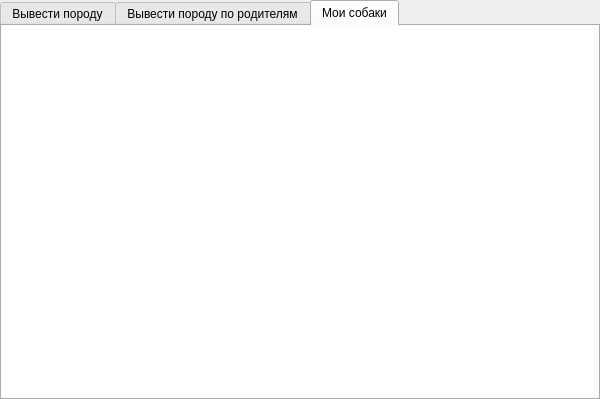
This is ui.ui in Arsenii22/EvoDog as Qt 5 draws it before an edit. The edited form follows.
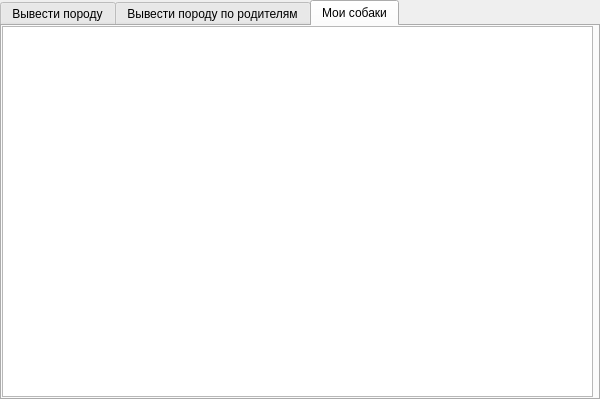
This is the edited form. The open tabs and pages were chosen to show the change. Icons and pictures are not drawn.

The edit to the form file:
```diff
--- a/ui.ui
+++ b/ui.ui
@@ -397,6 +397,14 @@
      </widget>
     </widget>
     <widget class="QWidget" name="myDogs">
+     <property name="styleSheet">
+      <string notr="true">QPushButton {
+	border: none;
+    background-color: transparent;
+    outline: none;
+	font-size: 30px;
+}</string>
+     </property>
      <attribute name="title">
       <string>Мои собаки</string>
      </attribute>
@@ -410,9 +418,7 @@
        </rect>
       </property>
       <property name="styleSheet">
-       <string notr="true">* {
-border: 2px black
-}</string>
+       <string notr="true"/>
       </property>
      </widget>
     </widget>
```
Left out of the diff: 3 changed lines with no effect on the pictures.
